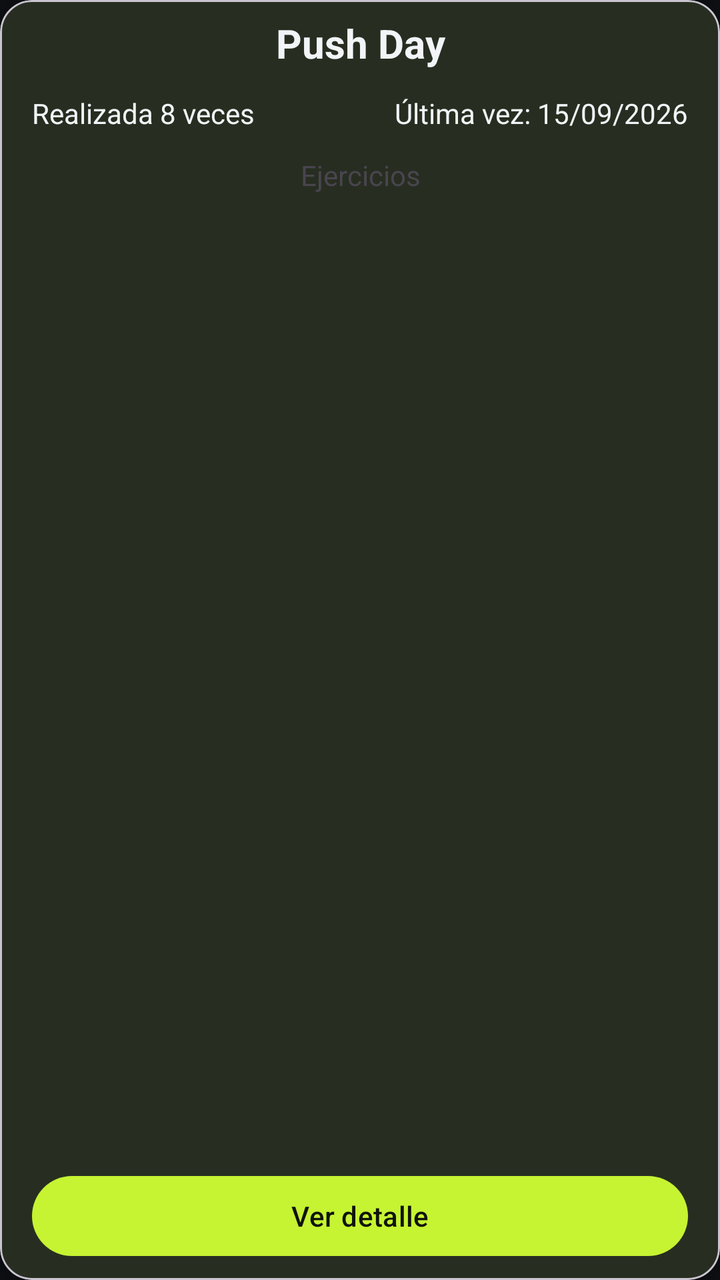
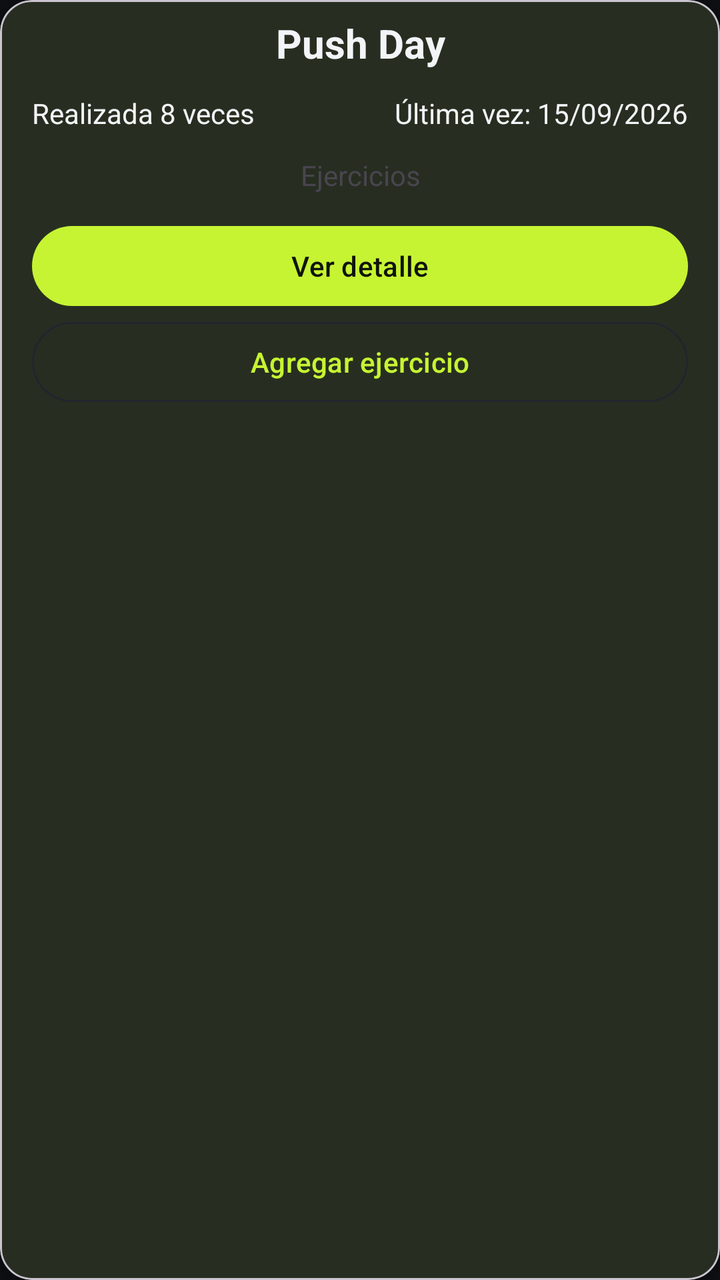

The first picture is an Android layout as it rendered before a commit; the second is the same layout after the commit. The layout source and the unified diff follow.
<!-- AndroidManifest.xml: application theme Theme.Marber -->
<!-- res/layout/item_rutina.xml -->
<?xml version="1.0" encoding="utf-8"?>
<com.google.android.material.card.MaterialCardView
    xmlns:android="http://schemas.android.com/apk/res/android"
    xmlns:app="http://schemas.android.com/apk/res-auto"
    xmlns:tools="http://schemas.android.com/tools"
    android:layout_width="match_parent"
    android:layout_height="250dp"
    android:layout_margin="8dp"
    app:cardCornerRadius="16dp"
    app:cardElevation="4dp">

    <androidx.constraintlayout.widget.ConstraintLayout
        android:layout_width="match_parent"
        android:layout_height="match_parent">

        <TextView
            android:id="@+id/titulo_card_rutina"
            android:layout_width="0dp"
            android:layout_height="wrap_content"
            android:layout_marginTop="8dp"
            android:gravity="center"
            android:text="Push Day"
            android:textColor="@color/marber_text_high"
            android:textSize="20sp"
            android:textStyle="bold"
            app:layout_constraintEnd_toEndOf="parent"
            app:layout_constraintStart_toStartOf="parent"
            app:layout_constraintTop_toTopOf="parent" />

        <TextView
            android:id="@+id/subtitulo1_card"
            android:layout_width="wrap_content"
            android:layout_height="wrap_content"
            android:layout_marginStart="16dp"
            android:layout_marginTop="12dp"
            android:text="Realizada 8 veces"
            android:textColor="@color/marber_text_high"
            app:layout_constraintStart_toStartOf="parent"
            app:layout_constraintTop_toBottomOf="@id/titulo_card_rutina" />

        <TextView
            android:id="@+id/subtitulo2_card"
            android:layout_width="wrap_content"
            android:layout_height="wrap_content"
            android:layout_marginTop="12dp"
            android:layout_marginEnd="16dp"
            android:text="Última vez: 15/09/2026"
            android:textColor="@color/marber_text_high"
            app:layout_constraintEnd_toEndOf="parent"
            app:layout_constraintTop_toBottomOf="@id/titulo_card_rutina" />

        <TextView
            android:id="@+id/subtitulo_ftos_rutina"
            android:layout_width="0dp"
            android:layout_height="wrap_content"
            android:layout_marginTop="12dp"
            android:gravity="center"
            android:text="Ejercicios"
            app:layout_constraintStart_toStartOf="parent"
            app:layout_constraintEnd_toEndOf="parent"
            app:layout_constraintTop_toBottomOf="@id/subtitulo2_card" />

        <androidx.recyclerview.widget.RecyclerView
            android:id="@+id/rv_ejercicios"
            android:layout_width="0dp"
            android:layout_height="90dp"
            android:layout_marginTop="12dp"
            android:layout_marginBottom="12dp"
            app:layout_constraintTop_toBottomOf="@id/subtitulo_ftos_rutina"
            app:layout_constraintBottom_toTopOf="@id/btn_detalle_rutina"
            app:layout_constraintStart_toStartOf="parent"
            app:layout_constraintEnd_toEndOf="parent"/>

        <com.google.android.material.button.MaterialButton
            android:id="@+id/btn_detalle_rutina"
            android:layout_width="0dp"
            android:layout_height="wrap_content"
            android:layout_marginStart="16dp"
            android:layout_marginEnd="16dp"
            android:layout_marginBottom="8dp"
            android:text="Ver detalle"
            app:layout_constraintBottom_toBottomOf="parent"
            app:layout_constraintStart_toStartOf="parent"
            app:layout_constraintEnd_toEndOf="parent" />

    </androidx.constraintlayout.widget.ConstraintLayout>

</com.google.android.material.card.MaterialCardView>
<!-- resources referenced by this layout -->
<resources>
  <color name="marber_text_high">#F2F4F7</color>
  <style name="Theme.Marber" parent="Base.Theme.Marber" />
  <style name="Base.Theme.Marber" parent="Theme.Material3.DayNight.NoActionBar">
          <item name="colorPrimary">@color/marber_primary</item>
          <item name="colorOnPrimary">@color/marber_on_primary</item>
          <item name="colorSurface">@color/marber_surface</item>
          <item name="colorOnSurface">@color/marber_text_high</item>
          <item name="colorOnSurfaceVariant">@color/marber_text_medium</item>
          <item name="colorOutline">@color/marber_surface_alt</item>
          <item name="colorOnBackground">@color/marber_text_high</item>
          <item name="android:colorBackground">@color/marber_background</item>
          <item name="android:windowBackground">@color/marber_background</item>
          <item name="colorError">@color/marber_error</item>
          <item name="colorOnError">@color/marber_on_primary</item>
          <item name="android:textColorPrimary">@color/marber_text_high</item>
          <item name="android:textColorSecondary">@color/marber_text_medium</item>
          <item name="android:statusBarColor">@color/marber_background</item>
          <item name="android:navigationBarColor">@color/marber_background</item>
          <item name="android:windowLightStatusBar">false</item>
          <item name="android:windowLightNavigationBar">false</item>
          <item name="android:forceDarkAllowed">false</item>
      </style>
  <color name="marber_primary">#C6F432</color>
  <color name="marber_on_primary">#10130A</color>
  <color name="marber_surface">#171A20</color>
  <color name="marber_text_medium">#A7AEBA</color>
  <color name="marber_surface_alt">#21252E</color>
  <color name="marber_background">#0D0F12</color>
  <color name="marber_error">#FF5A5F</color>
</resources>

<!-- the commit's change to res/layout/item_rutina.xml (unified diff, before → after) -->
@@ -4,14 +4,14 @@
     xmlns:app="http://schemas.android.com/apk/res-auto"
     xmlns:tools="http://schemas.android.com/tools"
     android:layout_width="match_parent"
-    android:layout_height="250dp"
+    android:layout_height="wrap_content"
     android:layout_margin="8dp"
     app:cardCornerRadius="16dp"
     app:cardElevation="4dp">
 
     <androidx.constraintlayout.widget.ConstraintLayout
         android:layout_width="match_parent"
-        android:layout_height="match_parent">
+        android:layout_height="wrap_content">
 
         <TextView
             android:id="@+id/titulo_card_rutina"
@@ -63,11 +63,10 @@
         <androidx.recyclerview.widget.RecyclerView
             android:id="@+id/rv_ejercicios"
             android:layout_width="0dp"
-            android:layout_height="90dp"
+            android:layout_height="wrap_content"
             android:layout_marginTop="12dp"
             android:layout_marginBottom="12dp"
             app:layout_constraintTop_toBottomOf="@id/subtitulo_ftos_rutina"
-            app:layout_constraintBottom_toTopOf="@id/btn_detalle_rutina"
             app:layout_constraintStart_toStartOf="parent"
             app:layout_constraintEnd_toEndOf="parent"/>
 
@@ -79,10 +78,22 @@
             android:layout_marginEnd="16dp"
             android:layout_marginBottom="8dp"
             android:text="Ver detalle"
+            app:layout_constraintTop_toBottomOf="@id/rv_ejercicios"
+            app:layout_constraintStart_toStartOf="parent"
+            app:layout_constraintEnd_toEndOf="parent" />
+
+        <com.google.android.material.button.MaterialButton
+            android:id="@+id/btn_agregar_ejercicio"
+            style="@style/Widget.Material3.Button.OutlinedButton"
+            android:layout_width="0dp"
+            android:layout_height="wrap_content"
+            android:layout_marginHorizontal="16dp"
+            android:layout_marginBottom="8dp"
+            android:text="@string/agregar_ejercicio"
+            app:layout_constraintTop_toBottomOf="@id/btn_detalle_rutina"
             app:layout_constraintBottom_toBottomOf="parent"
             app:layout_constraintStart_toStartOf="parent"
             app:layout_constraintEnd_toEndOf="parent" />
-
     </androidx.constraintlayout.widget.ConstraintLayout>
 
 </com.google.android.material.card.MaterialCardView>
<!-- resource entries referenced after the edit -->
@@ -1,6 +1,7 @@
 <!-- resources referenced by this layout -->
 <resources>
   <color name="marber_text_high">#F2F4F7</color>
+  <string name="agregar_ejercicio">Agregar ejercicio</string>
   <style name="Theme.Marber" parent="Base.Theme.Marber" />
   <style name="Base.Theme.Marber" parent="Theme.Material3.DayNight.NoActionBar">
           <item name="colorPrimary">@color/marber_primary</item>
